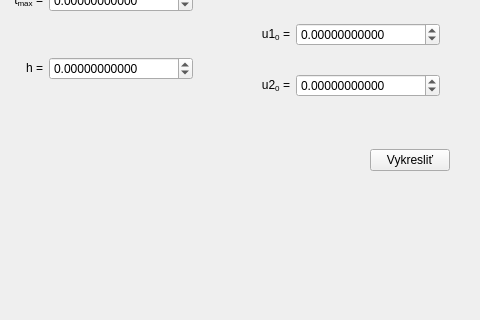
The window that mainwindow.ui (zsolt-racz/chua-trajectory-visualiser) describes before a commit, drawn with Qt 5; both pictures show x 820 to 1300 and y 90 to 410 of the 1300 by 700 pixel window.
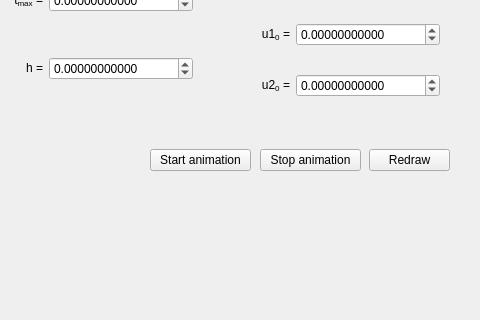
The same window after the commit. Custom widgets are drawn as their Qt base class.

Commit message: animation implemented

```diff
--- a/mainwindow.ui
+++ b/mainwindow.ui
@@ -53,14 +53,14 @@
    <widget class="QPushButton" name="button_calculate">
     <property name="geometry">
      <rect>
-      <x>1190</x>
+      <x>1189</x>
       <y>220</y>
-      <width>80</width>
+      <width>81</width>
       <height>22</height>
      </rect>
     </property>
     <property name="text">
-     <string>Vykresliť</string>
+     <string>Redraw</string>
     </property>
    </widget>
    <widget class="QWidget" name="horizontalLayoutWidget_14">
@@ -475,6 +475,32 @@
      </item>
     </layout>
    </widget>
+   <widget class="QPushButton" name="button_animate">
+    <property name="geometry">
+     <rect>
+      <x>970</x>
+      <y>220</y>
+      <width>101</width>
+      <height>22</height>
+     </rect>
+    </property>
+    <property name="text">
+     <string>Start animation</string>
+    </property>
+   </widget>
+   <widget class="QPushButton" name="button_animate_stop">
+    <property name="geometry">
+     <rect>
+      <x>1080</x>
+      <y>220</y>
+      <width>101</width>
+      <height>22</height>
+     </rect>
+    </property>
+    <property name="text">
+     <string>Stop animation</string>
+    </property>
+   </widget>
   </widget>
   <widget class="QStatusBar" name="statusBar"/>
   <widget class="QMenuBar" name="menuBar">
```
The commit also changes 3 other files.
